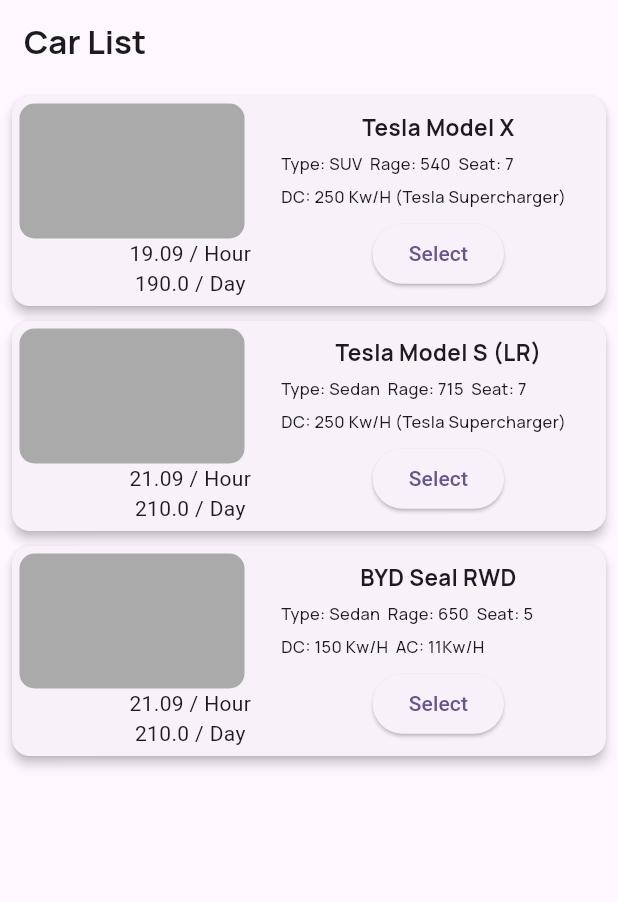
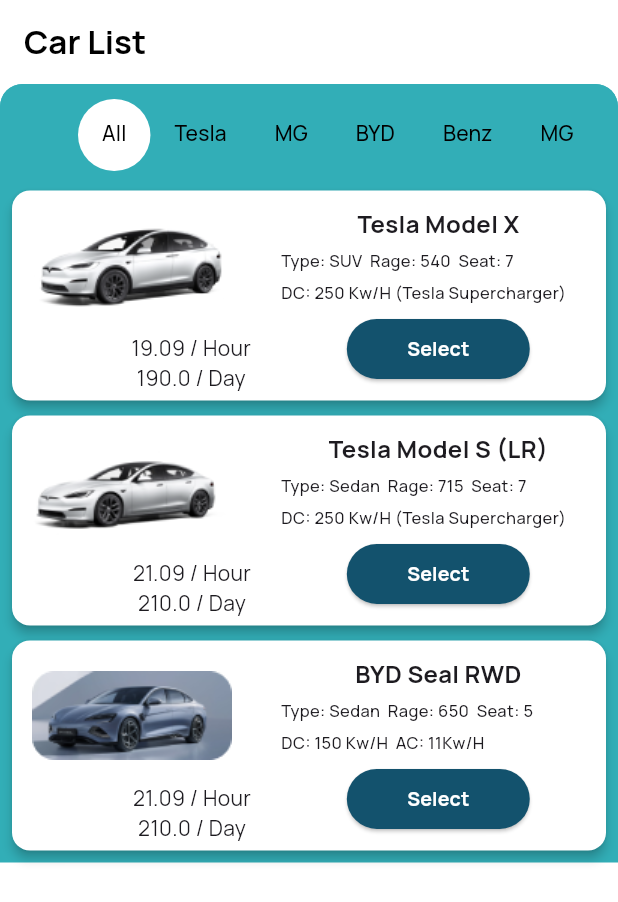
Before and after one commit to Akkarapa-Ryu/itds283_gr03_project_go_green_ezy_wheels, a Flutter app: the screen it shows after launch, on a phone screen of 412 x 824 dp. Shown: the top 902 px of the screen. Run offline on Flutter 3.47's test engine with Material 3 defaults, Android fonts, the phone set to English and light mode, and no system bars.

Commit message:
PJGR03-18 Create Car list Page UI
add tabBar and add ex.image

```diff
--- a/lib/main.dart
+++ b/lib/main.dart
@@ -1,5 +1,6 @@
 import 'package:flutter/material.dart';
 import 'package:itds283_gr03_project_go_green_ezy_wheels/pages/pages.dart';
+import 'package:itds283_gr03_project_go_green_ezy_wheels/theme/theme.dart';
 
 void main() {
   runApp(const MyApp());
@@ -11,10 +12,8 @@
   Widget build(BuildContext context) {
     return MaterialApp(
       title: 'Flutter Demo',
-      theme: ThemeData(
-        colorScheme: ColorScheme.fromSeed(seedColor: Colors.deepPurple),
-        useMaterial3: true,
-      ),
+      theme: GGEWTheme.light,
+      darkTheme: GGEWTheme.dark,
       home: const MyHomePage(title: 'Flutter Demo Home Page'),
     );
   }
--- a/lib/models/cars_model.dart
+++ b/lib/models/cars_model.dart
@@ -1,4 +1,5 @@
 class CarsModel {
+  String image;
   String name;
   String type;
   int rage;
@@ -9,7 +10,8 @@
   double priceHour;
   double priceDay;
   CarsModel(
-      {required this.name,
+      {required this.image,
+      required this.name,
       required this.type,
       required this.rage,
       required this.seat,
@@ -23,6 +25,7 @@
     List<CarsModel> cars = [];
 
     cars.add(CarsModel(
+        image: 'assets/images/Tesla model X.png',
         name: 'Tesla Model X',
         type: 'SUV',
         rage: 540,
@@ -33,6 +36,7 @@
         priceDay: 190.00));
 
     cars.add(CarsModel(
+        image: 'assets/images/Tesla model Y.png',
         name: 'Tesla Model S (LR)',
         type: 'Sedan',
         rage: 715,
@@ -43,6 +47,7 @@
         priceDay: 210.00));
 
       cars.add(CarsModel(
+        image: 'assets/images/BYD Seal RWD.png',
         name: 'BYD Seal RWD',
         type: 'Sedan',
         rage: 650,
--- a/lib/pages/car_list/car_list_page.dart
+++ b/lib/pages/car_list/car_list_page.dart
@@ -9,8 +9,10 @@
   State<CarListPage> createState() => _CarListPageState();
 }
 
-class _CarListPageState extends State<CarListPage> {
+class _CarListPageState extends State<CarListPage>
+    with SingleTickerProviderStateMixin {
   List<CarsModel> cars = [];
+  late TabController _tabController;
 
   void _getCars() {
     cars = CarsModel.getCars();
@@ -20,7 +22,57 @@
   void initState() {
     _getCars();
     super.initState();
+    _tabController = TabController(
+      length: 8,
+      vsync: this,
+    );
+    // _tabController.addListener(() {
+    //   setState(() {});
+    // });
   }
+
+  @override
+  void dispose() {
+    super.dispose();
+    _tabController.dispose();
+  }
+// https://www.fluttertemplates.dev/templates/01-custom-tabbars
+  TabBar get _tabBar => TabBar(
+    padding: EdgeInsets.only(top: 10,bottom: 5),
+          controller: _tabController,
+          isScrollable: true,
+          labelColor: DesignSystem.c0,
+          dividerHeight: 0,
+          unselectedLabelColor: DesignSystem.c0,
+          indicatorSize: TabBarIndicatorSize.tab,
+          indicator: BoxDecoration(
+              borderRadius: BorderRadius.circular(50), color: DesignSystem.c1),
+          tabs: [
+            Tab(
+              text: 'All',
+            ),
+            Tab(
+              text: 'Tesla',
+            ),
+            Tab(
+              text: 'MG',
+            ),
+            Tab(
+              text: 'BYD',
+            ),
+            Tab(
+              text: 'Benz',
+            ),
+            Tab(
+              text: 'MG',
+            ),
+            Tab(
+              text: 'BYD',
+            ),
+            Tab(
+              text: 'Benz',
+            ),
+          ]);
 
   @override
   Widget build(BuildContext context) {
@@ -32,11 +84,31 @@
         )),
         body: SingleChildScrollView(
           child: Center(
-            child: ListView.builder(
-                shrinkWrap: true,
-                padding: EdgeInsets.all(3),
-                itemCount: cars.length,
-                itemBuilder: _carCard),
+            child: Container(
+              decoration: BoxDecoration(
+                  color: DesignSystem.c4,
+                  borderRadius: BorderRadius.only(
+                      topLeft: Radius.circular(15),
+                      topRight: Radius.circular(15))),
+              child: Column(
+                children: [
+                  PreferredSize(
+                      preferredSize: _tabBar.preferredSize,
+                      child: Material(
+                        color: DesignSystem.c4,
+                        borderRadius: BorderRadius.only(
+                            topLeft: Radius.circular(15),
+                            topRight: Radius.circular(15)),
+                        child: _tabBar,
+                      )),
+                  ListView.builder(
+                      shrinkWrap: true,
+                      padding: EdgeInsets.all(3),
+                      itemCount: cars.length,
+                      itemBuilder: _carCard),
+                ],
+              ),
+            ),
           ),
         ));
   }
@@ -47,12 +119,10 @@
         margin: EdgeInsets.only(left: 5, right: 5, top: 5, bottom: 5),
         shadowColor: DesignSystem.c0,
         child: CustomListTile(
-          thumbnail: Container(
+          thumbnail: Image.asset(
+            cars[index].image,
             height: 90,
             width: 150,
-            decoration: BoxDecoration(
-                borderRadius: BorderRadius.circular(10),
-                color: DesignSystem.disable),
           ),
           title: cars[index].name,
           type: cars[index].type,
@@ -71,6 +141,7 @@
 class CustomListTile extends StatelessWidget {
   const CustomListTile(
       {super.key,
+      // required this.image,
       required this.thumbnail,
       required this.title,
       required this.type,
@@ -82,6 +153,7 @@
       required this.rage,
       required this.seat});
 
+  // final Image image;
   final Widget thumbnail;
   final String title; // name's car
   final String type; // type,
@@ -132,19 +204,48 @@
                     child: Column(
                       mainAxisAlignment: MainAxisAlignment.spaceEvenly,
                       children: [
-                        Text(title,style: TextStyle(fontFamily: DesignSystem.fontFamily,fontWeight: FontWeight.bold,fontSize: 15),),
+                        Text(
+                          title,
+                          style: TextStyle(
+                              fontFamily: DesignSystem.fontFamily,
+                              fontWeight: FontWeight.bold,
+                              fontSize: 16),
+                        ),
                         Row(
                           children: [
-                            Text('Type: $type  Rage: $rage  Seat: $seat',style: TextStyle(fontFamily: DesignSystem.fontFamily,fontWeight: FontWeight.w500,fontSize: 11),),
+                            Text(
+                              'Type: $type  Rage: $rage  Seat: $seat',
+                              style: TextStyle(
+                                  fontFamily: DesignSystem.fontFamily,
+                                  fontWeight: FontWeight.w500,
+                                  fontSize: 11),
+                            ),
                           ],
                         ),
                         Row(
                           children: [
-                            Text('DC: $dc Kw/H',style: TextStyle(fontFamily: DesignSystem.fontFamily,fontWeight: FontWeight.w500,fontSize: 11),),
+                            Text(
+                              'DC: $dc Kw/H',
+                              style: TextStyle(
+                                  fontFamily: DesignSystem.fontFamily,
+                                  fontWeight: FontWeight.w500,
+                                  fontSize: 11),
+                            ),
                             superchargeORac(supercharge, ac)
                           ],
                         ),
-                        ElevatedButton(onPressed: (){}, child: Text('Select'))
+                        ElevatedButton(
+                            onPressed: () {},
+                            child: Text(
+                              '      Select      ',
+                              style: TextStyle(
+                                  fontFamily: DesignSystem.fontFamily,
+                                  fontWeight: FontWeight.bold,
+                                  fontSize: 13,
+                                  color: DesignSystem.c1),
+                            ),
+                            style: ElevatedButton.styleFrom(
+                                backgroundColor: DesignSystem.c6))
                       ],
                     )))
           ],
@@ -153,11 +254,24 @@
     );
   }
 
+// https://flutterdesk.com/show-conditional-widgets-in-flutter/
   superchargeORac(supercharge, ac) {
     if (supercharge != null) {
-      return Text(' ($supercharge)',style: TextStyle(fontFamily: DesignSystem.fontFamily,fontWeight: FontWeight.w500,fontSize: 11),);
+      return Text(
+        ' ($supercharge)',
+        style: TextStyle(
+            fontFamily: DesignSystem.fontFamily,
+            fontWeight: FontWeight.w500,
+            fontSize: 11),
+      );
     } else if (ac != null) {
-      return Text('  AC: ' + ac.toString() + 'Kw/H',style: TextStyle(fontFamily: DesignSystem.fontFamily,fontWeight: FontWeight.w500,fontSize: 11),);
+      return Text(
+        '  AC: ' + ac.toString() + 'Kw/H',
+        style: TextStyle(
+            fontFamily: DesignSystem.fontFamily,
+            fontWeight: FontWeight.w500,
+            fontSize: 11),
+      );
     }
   }
 }
--- a/lib/theme/ggew_theme.dart
+++ b/lib/theme/ggew_theme.dart
@@ -1 +1,30 @@
 // Go Green Ezy Wheels Theme
+import 'package:flutter/material.dart';
+import 'package:itds283_gr03_project_go_green_ezy_wheels/theme/design_system.dart';
+
+final class GGEWTheme {
+  GGEWTheme._();
+
+  static ThemeData get _baseTheme => ThemeData(
+    fontFamily: DesignSystem.fontFamily,
+    disabledColor: DesignSystem.disable,
+  );
+
+  static ThemeData get light => _baseTheme.copyWith(
+        scaffoldBackgroundColor: DesignSystem.c1,
+        colorScheme: const ColorScheme.light(
+          primary: DesignSystem.primary,
+          error: DesignSystem.error,
+          background: DesignSystem.c2
+        ),
+      );
+
+  static ThemeData get dark => _baseTheme.copyWith(
+        scaffoldBackgroundColor: Colors.grey,
+        colorScheme: const ColorScheme.dark(
+          primary: DesignSystem.primary,
+          error: DesignSystem.error,
+          background: DesignSystem.c0
+        ),
+      );
+}
--- a/lib/theme/theme.dart
+++ b/lib/theme/theme.dart
@@ -1 +1,2 @@
 export 'design_system.dart';
+export 'ggew_theme.dart';
--- a/pubspec.yaml
+++ b/pubspec.yaml
@@ -59,9 +59,10 @@
   uses-material-design: true
 
   # To add assets to your application, add an assets section, like this:
-  # assets:
+  assets:
   #   - images/a_dot_burr.jpeg
   #   - images/a_dot_ham.jpeg
+      - assets/images/
 
   # An image asset can refer to one or more resolution-specific "variants", see
   # https://flutter.dev/assets-and-images/#resolution-aware
```
Also changed, not shown: assets/images/BYD Seal RWD.png (added), assets/images/Tesla model X.png (added), assets/images/Tesla model Y.png (added).
